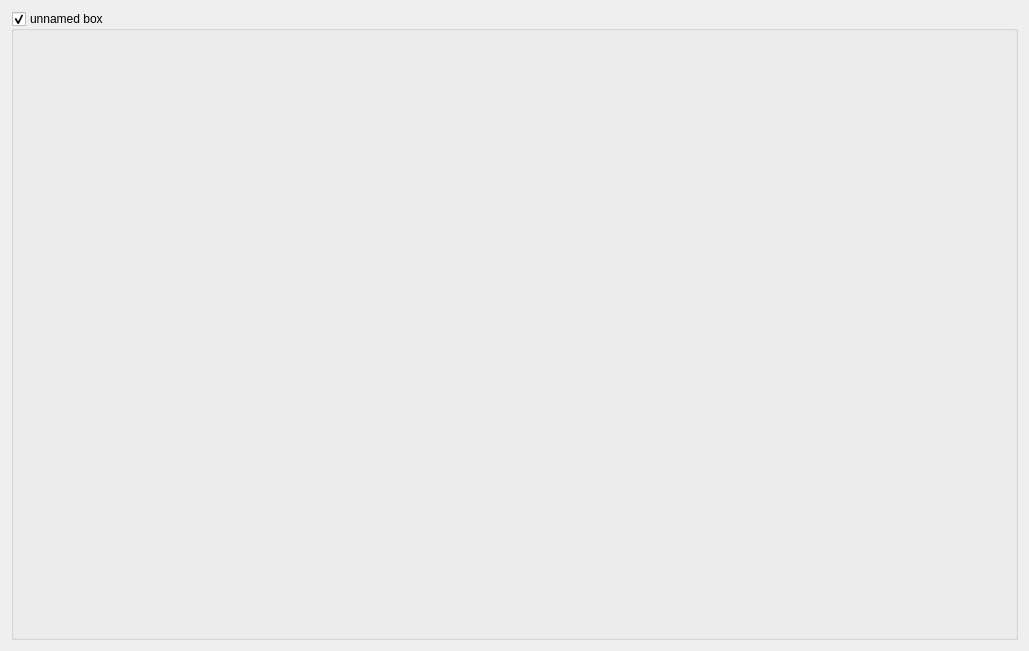
First picture: the form in src/vision_evaluator/ui/box.ui, repository cogsys-tuebingen/csapex, before the edit.
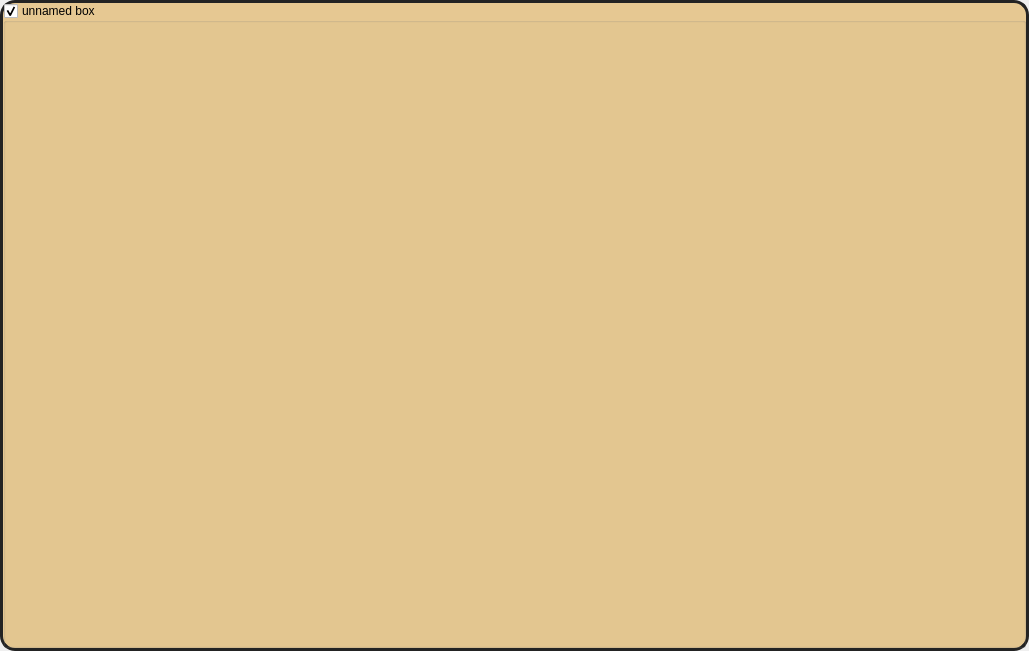
Second picture: the form after the edit.

```diff
--- a/src/vision_evaluator/ui/box.ui
+++ b/src/vision_evaluator/ui/box.ui
@@ -17,8 +17,41 @@
    <string>Box</string>
   </property>
   <layout class="QHBoxLayout" name="horizontalLayout">
+   <property name="margin">
+    <number>0</number>
+   </property>
    <item>
-    <layout class="QVBoxLayout" name="input_layout"/>
+    <widget class="QFrame" name="boxframe">
+     <property name="styleSheet">
+      <string notr="true">QFrame#boxframe {
+	background-color: rgb(230, 200, 146);
+	border: 3px solid rgb(35, 35, 35);
+	border-radius: 15px;
+	outline-offset:15px;
+}
+
+QFrame#boxframe vision_evaluator--Connector {
+}</string>
+     </property>
+     <property name="frameShape">
+      <enum>QFrame::WinPanel</enum>
+     </property>
+     <property name="frameShadow">
+      <enum>QFrame::Raised</enum>
+     </property>
+     <property name="lineWidth">
+      <number>2</number>
+     </property>
+     <layout class="QHBoxLayout" name="horizontalLayout_2">
+      <property name="margin">
+       <number>0</number>
+      </property>
+      <item>
+       <layout class="QVBoxLayout" name="input_layout">
+        <property name="leftMargin">
+         <number>0</number>
+        </property>
+       </layout>
    </item>
    <item>
     <widget class="QGroupBox" name="content">
@@ -41,6 +74,9 @@
    </item>
    <item>
     <layout class="QVBoxLayout" name="output_layout"/>
+      </item>
+     </layout>
+    </widget>
    </item>
   </layout>
  </widget>
```
Lines whose indentation alone changed are shown as unchanged.
